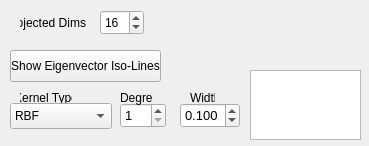
This is _AlgorithmsPlugins/Projections/paramsKPCA.ui in b4silio/MLDemos as Qt 5 draws it before an edit. The edited form follows.
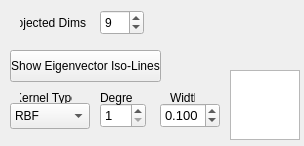
This is the edited form.

Diff of the .ui file:
```diff
--- a/_AlgorithmsPlugins/Projections/paramsKPCA.ui
+++ b/_AlgorithmsPlugins/Projections/paramsKPCA.ui
@@ -6,7 +6,7 @@
    <rect>
     <x>0</x>
     <y>0</y>
-    <width>369</width>
+    <width>304</width>
     <height>146</height>
    </rect>
   </property>
@@ -39,7 +39,7 @@
     <rect>
      <x>10</x>
      <y>103</y>
-     <width>102</width>
+     <width>80</width>
      <height>26</height>
     </rect>
    </property>
@@ -118,7 +118,7 @@
   <widget class="QDoubleSpinBox" name="kernelDegSpin">
    <property name="geometry">
     <rect>
-     <x>120</x>
+     <x>100</x>
      <y>103</y>
      <width>46</width>
      <height>25</height>
@@ -152,7 +152,7 @@
   <widget class="QDoubleSpinBox" name="kernelWidthSpin">
    <property name="geometry">
     <rect>
-     <x>180</x>
+     <x>160</x>
      <y>103</y>
      <width>60</width>
      <height>25</height>
@@ -190,7 +190,7 @@
   <widget class="QLabel" name="param1Label">
    <property name="geometry">
     <rect>
-     <x>120</x>
+     <x>100</x>
      <y>90</y>
      <width>32</width>
      <height>16</height>
@@ -208,7 +208,7 @@
   <widget class="QLabel" name="param2Label">
    <property name="geometry">
     <rect>
-     <x>190</x>
+     <x>170</x>
      <y>90</y>
      <width>25</width>
      <height>16</height>
@@ -248,10 +248,10 @@
     <number>2</number>
    </property>
    <property name="maximum">
-    <number>100</number>
+    <number>999</number>
    </property>
    <property name="value">
-    <number>16</number>
+    <number>9</number>
    </property>
   </widget>
   <widget class="QLabel" name="eigenGraph">
@@ -259,7 +259,7 @@
     <rect>
      <x>161</x>
      <y>2</y>
-     <width>201</width>
+     <width>140</width>
      <height>61</height>
     </rect>
    </property>
@@ -273,9 +273,9 @@
   <widget class="QListWidget" name="eigenList">
    <property name="geometry">
     <rect>
-     <x>250</x>
+     <x>230</x>
      <y>70</y>
-     <width>111</width>
+     <width>70</width>
      <height>70</height>
     </rect>
    </property>
```
